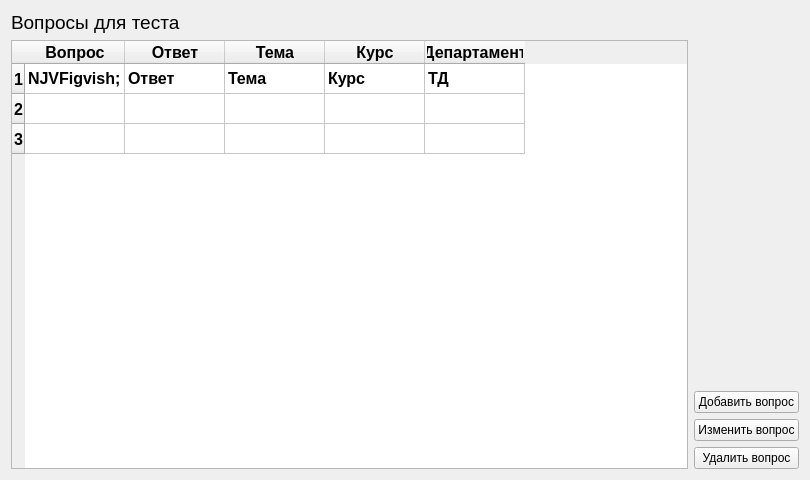
Old version of the form basewindow.ui in the repository Rayzedan/SystemControlStudent.
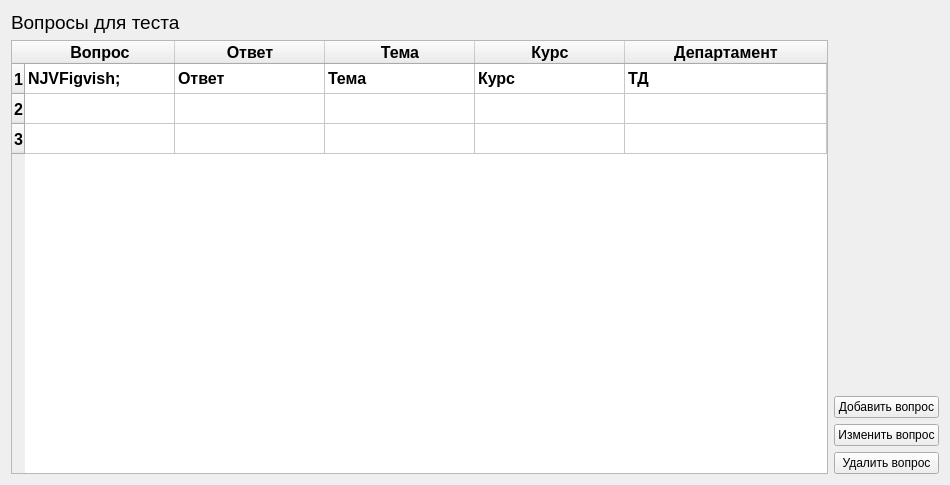
New version of the form.

What changed in the file:
```diff
--- a/basewindow.ui
+++ b/basewindow.ui
@@ -6,13 +6,13 @@
    <rect>
     <x>0</x>
     <y>0</y>
-    <width>810</width>
-    <height>480</height>
+    <width>950</width>
+    <height>485</height>
    </rect>
   </property>
   <property name="minimumSize">
    <size>
-    <width>810</width>
+    <width>950</width>
     <height>480</height>
    </size>
   </property>
@@ -71,6 +71,12 @@
          <property name="styleSheet">
           <string notr="true"/>
          </property>
+         <attribute name="horizontalHeaderDefaultSectionSize">
+          <number>150</number>
+         </attribute>
+         <attribute name="horizontalHeaderStretchLastSection">
+          <bool>true</bool>
+         </attribute>
          <row>
           <property name="text">
            <string>1</string>
```
